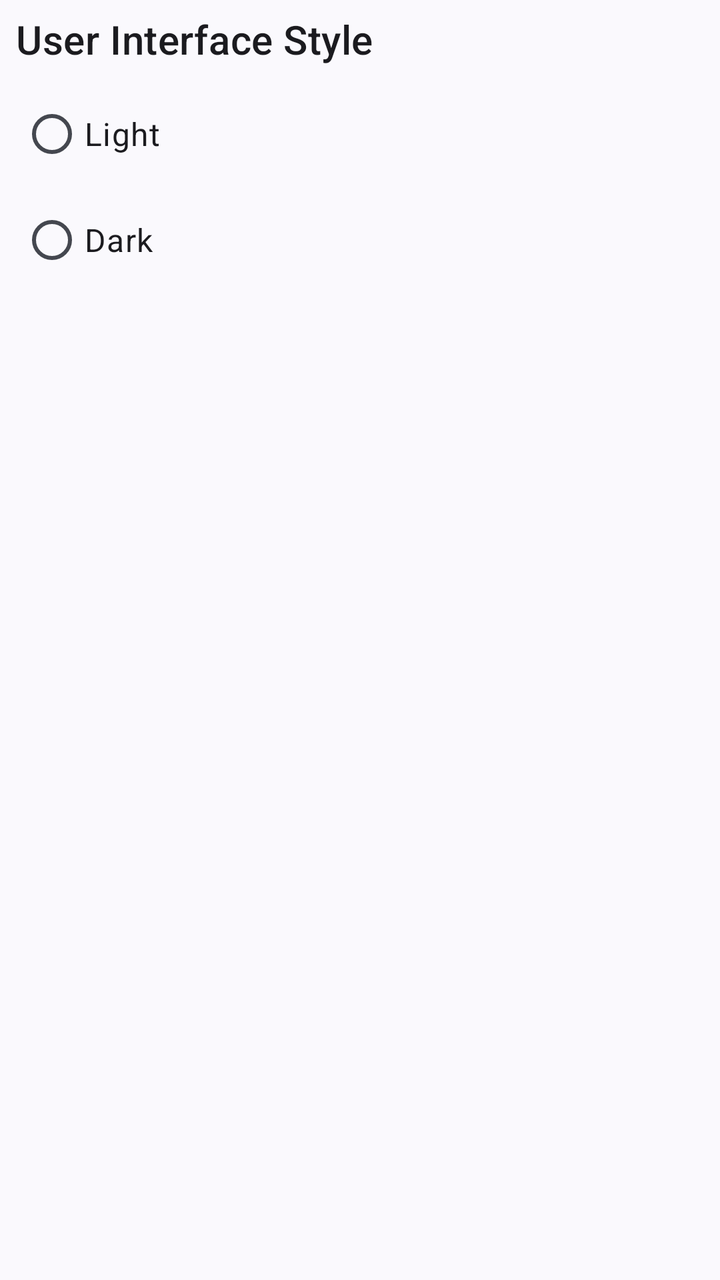
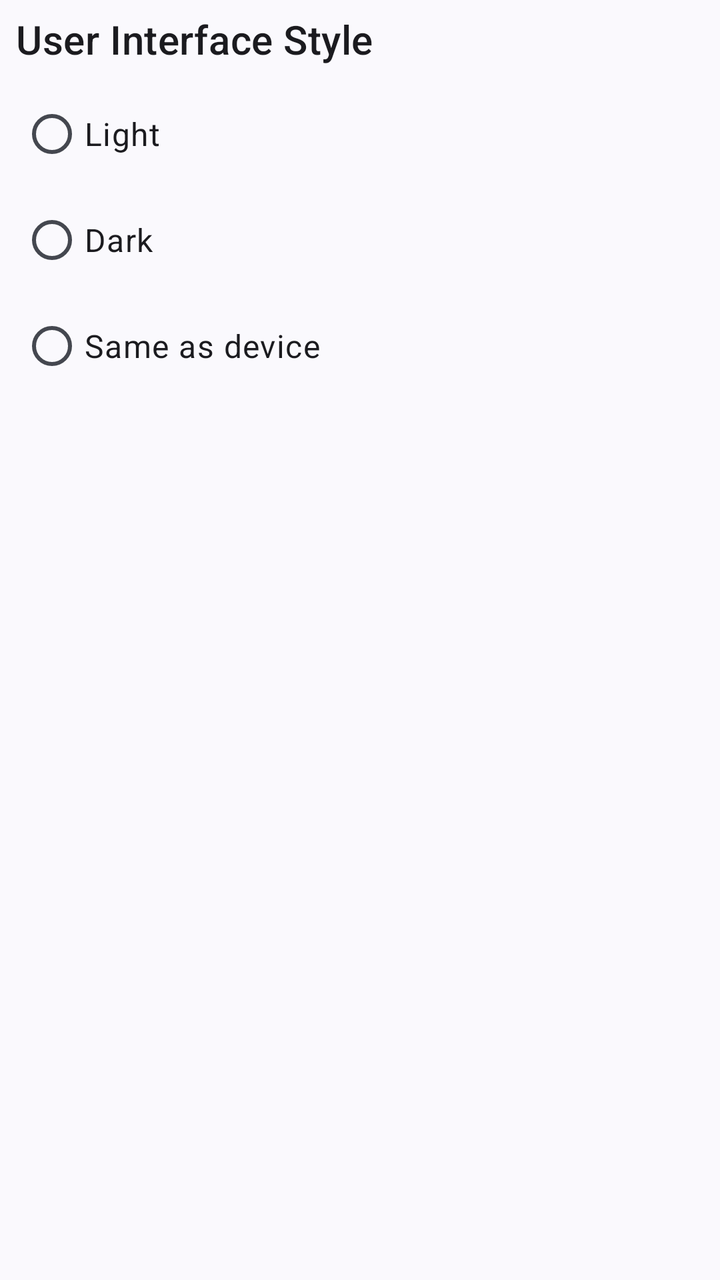

Compare the two renders of this Android layout. The source of the first and the diff that turns it into the second are given below.
<!-- AndroidManifest.xml: application theme Theme.Aard2 -->
<!-- res/layout/settings_ui_theme_item.xml -->
<RelativeLayout
        xmlns:android="http://schemas.android.com/apk/res/android"
        android:id="@+id/settings_item"
        android:layout_width="match_parent"
        android:layout_height="wrap_content"
        android:paddingBottom="8dip"
        android:paddingLeft="8dip"
        android:paddingRight="8dip"
        android:paddingTop="6dip"
        >
        <TextView
            android:id="@+id/setting_name"
            style="@style/TextAppearance.Aard2.ListTitle"
            android:text="@string/setting_ui_theme"
            android:layout_width="match_parent"
            android:layout_height="wrap_content"
            android:layout_marginRight="14dip"
            android:textSize="20sp"/>

        <RadioGroup
            android:layout_width="match_parent"
            android:layout_height="wrap_content"
            android:layout_below="@id/setting_name"
            android:layout_marginTop="10dip"
            android:layout_marginLeft="2dip"
            android:layout_marginRight="10dip"
            >
            <RadioButton
                android:layout_width="match_parent"
                android:layout_height="wrap_content"
                android:id="@+id/setting_ui_theme_light"
                android:text="@string/setting_ui_theme_light"
                android:textAppearance="?attr/textAppearanceBodyLarge"
                android:layout_marginBottom="5dip"
                />
            <RadioButton
                android:layout_width="match_parent"
                android:layout_height="wrap_content"
                android:id="@+id/setting_ui_theme_dark"
                android:text="@string/setting_ui_theme_dark"
                android:textAppearance="?attr/textAppearanceBodyLarge"
                android:layout_marginBottom="5dip"
                />

        </RadioGroup>


    </RelativeLayout>
<!-- resources referenced by this layout -->
<resources>
  <string name="setting_ui_theme">User Interface Style</string>
  <string name="setting_ui_theme_dark">Dark</string>
  <string name="setting_ui_theme_light">Light</string>
  <style name="TextAppearance.Aard2.ListTitle" parent="@style/TextAppearance.Material3.TitleMedium" />
  <style name="Theme.Aard2" parent="@style/Theme.Material3.DynamicColors.Light.NoActionBar">
          <item name="windowActionModeOverlay">true</item>
          <item name="android:actionBarSize">@dimen/toolbar_height</item>
          <item name="actionBarSize">@dimen/toolbar_height</item>
          
          <item name="actionModeStyle">@style/Widget.Aard2.ActionMode</item>
          <item name="actionModeCloseButtonStyle">@style/Widget.Aard2.ActionButton.CloseMode</item>
          <item name="android:statusBarColor">@color/status_bar_scrim</item>
          <item name="android:windowLightStatusBar">@bool/status_bar_light_appearance</item>
          
          <item name="android:windowSplashScreenAnimatedIcon">@drawable/ic_splash</item>
      </style>
  <dimen name="toolbar_height">48dp</dimen>
  <style name="Widget.Aard2.ActionMode" parent="@style/Widget.Material3.ActionMode">
          <item name="background">?attr/colorPrimary</item>
          <item name="backgroundSplit">?attr/colorPrimary</item>
          <item name="titleTextStyle">@style/TextAppearance.Aard2.ActionMode.Title</item>
          
          <item name="closeItemLayout">@layout/aard2_action_mode_close_item</item>
      </style>
  <style name="Widget.Aard2.ActionButton.CloseMode" parent="@style/Widget.AppCompat.ActionButton.CloseMode">
          <item name="tint">?attr/colorOnPrimary</item>
          <item name="android:tint">?attr/colorOnPrimary</item>
          
          <item name="android:minWidth">56dp</item>
      </style>
  <color name="status_bar_scrim">@android:color/background_light</color>
  <!-- drawable ic_splash (drawable) -->
  <?xml version="1.0" encoding="utf-8"?>
  <inset xmlns:android="http://schemas.android.com/apk/res/android"
      android:drawable="@drawable/aard2_splash"
      android:inset="18%" />
  <style name="TextAppearance.Aard2.ActionMode.Title" parent="@style/TextAppearance.Material3.ActionBar.Title">
          <item name="android:textColor">?attr/colorOnPrimary</item>
      </style>
  <!-- drawable aard2_splash: png bitmap (drawable-nodpi, 112436 bytes) -->
</resources>

<!-- the commit's change to res/layout/settings_ui_theme_item.xml (unified diff, before → after) -->
@@ -41,6 +41,14 @@
                 android:textAppearance="?attr/textAppearanceBodyLarge"
                 android:layout_marginBottom="5dip"
                 />
+            <RadioButton
+                android:layout_width="match_parent"
+                android:layout_height="wrap_content"
+                android:id="@+id/setting_ui_theme_system"
+                android:text="@string/setting_ui_theme_system"
+                android:textAppearance="?attr/textAppearanceBodyLarge"
+                android:layout_marginBottom="5dip"
+                />
 
         </RadioGroup>
 
<!-- resource entries referenced after the edit -->
@@ -3,6 +3,7 @@
   <string name="setting_ui_theme">User Interface Style</string>
   <string name="setting_ui_theme_dark">Dark</string>
   <string name="setting_ui_theme_light">Light</string>
+  <string name="setting_ui_theme_system">Same as device</string>
   <style name="TextAppearance.Aard2.ListTitle" parent="@style/TextAppearance.Material3.TitleMedium" />
   <style name="Theme.Aard2" parent="@style/Theme.Material3.DynamicColors.Light.NoActionBar">
           <item name="windowActionModeOverlay">true</item>
